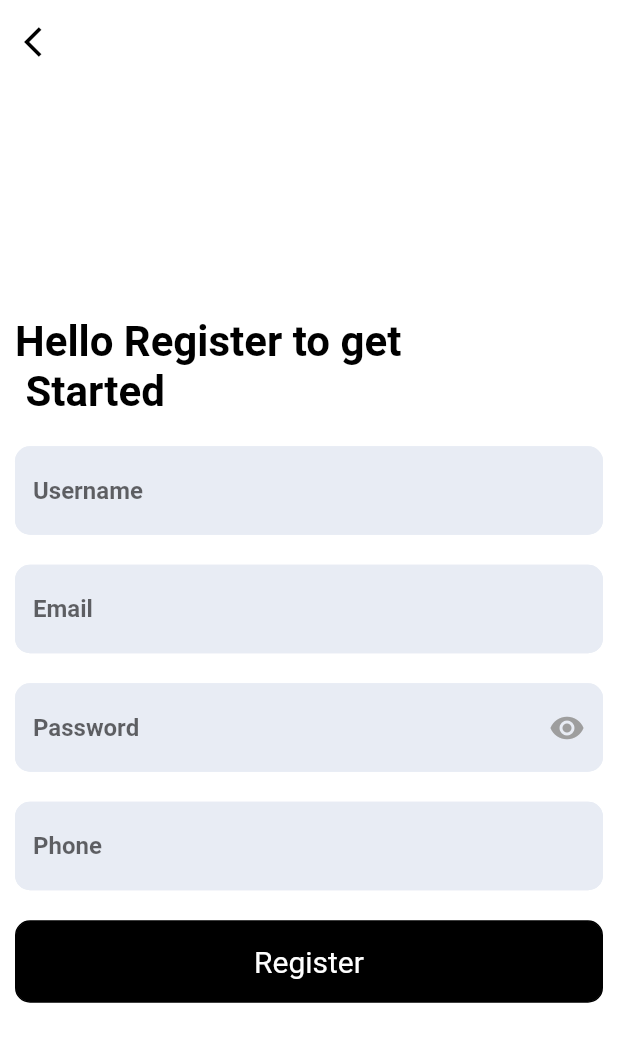
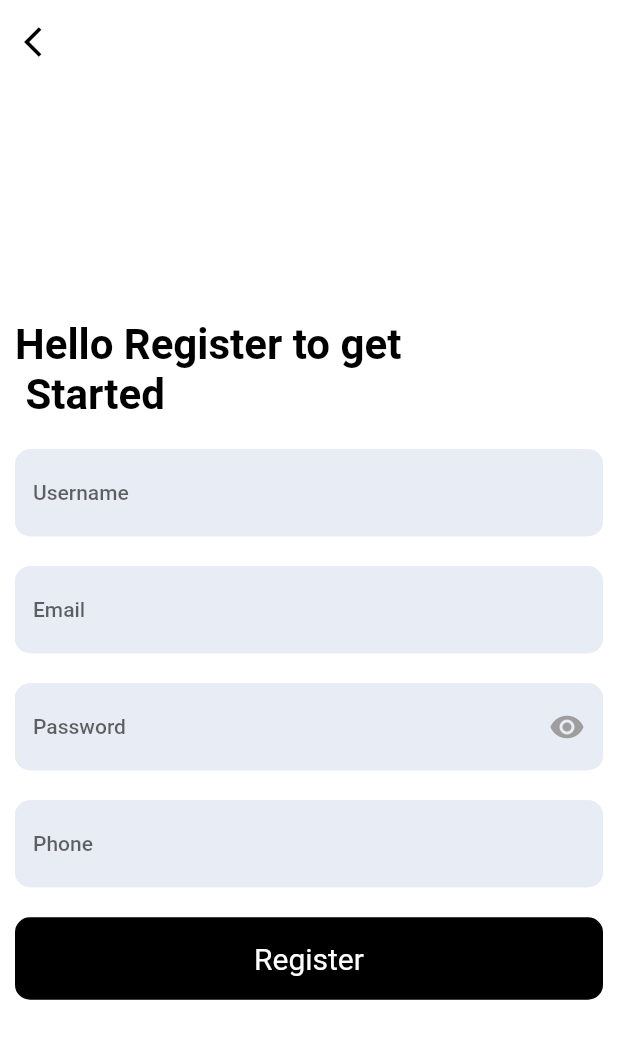
Before and after one commit to mohamedyasser951/LinkUP, a Flutter app: the RegisterScreen screen opened directly, on a phone screen of 412 x 824 dp. Shown: the top 1042 px of the screen. Run offline on Flutter 3.47's test engine with Material 2 defaults, Android fonts, the phone set to English and light mode, and no system bars; our stand-ins replace cloud_firestore, conditional_builder_null_safety, custom_navigation_bar, firebase_auth, firebase_core, flutter_bloc and 1 more; accounts and stored records are empty; network calls fail.

Commit message:
third commit

```diff
--- a/lib/layout/cubit/cubit.dart
+++ b/lib/layout/cubit/cubit.dart
@@ -41,6 +41,14 @@ class HomeLayoutCubit extends Cubit<HomeLayoutStates> {
     SettingScreen(),
   ];
 
+  List<String> titles = [
+    "Home",
+    "Chats",
+    "addPost",
+    "UsersScreen",
+    "Settings",
+  ];
+
   changeBottomNav(int index) {
     print(currentIndex);
     if (index == 2) {
--- a/lib/layout/home_layout.dart
+++ b/lib/layout/home_layout.dart
@@ -19,6 +19,7 @@ class HomeLayout extends StatelessWidget {
         return Scaffold(
           appBar: AppBar(
             elevation: 0.0,
+            title: Text(cubit.titles[cubit.currentIndex],style: TextStyle(color: Colors.black),),
            actions: [
             IconButton(onPressed: (){}, icon: const Icon(IconBroken.Notification)),
              IconButton(onPressed: (){}, icon:const Icon(IconBroken.Search))
--- a/lib/main.dart
+++ b/lib/main.dart
@@ -34,7 +34,7 @@ class MyApp extends StatelessWidget {
         debugShowCheckedModeBanner: false,
       title: 'Flutter Demo',
       theme: Themes.lightTheme,
-      home:  LoginScreen(),
+      home:  HomeLayout(),
     ),
       );
   }
--- a/lib/modules/login_screen/cubit/cubit.dart
+++ b/lib/modules/login_screen/cubit/cubit.dart
@@ -17,6 +17,7 @@ class CubitLogin extends Cubit<SocialLoginStates> {
         .signInWithEmailAndPassword(email: email, password: password)
         .then((value) {
       print(value);
+      print("login success");
       emit(SocialLoginSuccesState());
     }).catchError((e) {
       emit(SocialLoginErrorState());
--- a/lib/shared/componenet/component.dart
+++ b/lib/shared/componenet/component.dart
@@ -6,6 +6,7 @@ class CustomizedTextfield extends StatelessWidget {
   final String? hintText;
   final bool? isPassword;
   final Function? suffixPressed;
+  final String? Function(String? val) validator;
   final IconData? suffixIcon;
   const CustomizedTextfield(
       {Key? key,
@@ -13,7 +14,7 @@ class CustomizedTextfield extends StatelessWidget {
       this.hintText,
       this.isPassword,
       this.suffixIcon,
-      this.suffixPressed})
+      this.suffixPressed, required this.validator})
       : super(key: key);
 
   @override
@@ -21,6 +22,7 @@ class CustomizedTextfield extends StatelessWidget {
     return Padding(
       padding: const EdgeInsets.all(10.0),
       child: TextFormField(
+        validator: validator,
         keyboardType: isPassword!
             ? TextInputType.visiblePassword
             : TextInputType.emailAddress,
@@ -43,6 +45,7 @@ class CustomizedTextfield extends StatelessWidget {
               borderRadius: BorderRadius.circular(10)),
           fillColor: const Color(0xffE8ECF4),
           filled: true,
+
           hintText: hintText,
           border: OutlineInputBorder(
             borderRadius: BorderRadius.circular(10),
--- a/lib/shared/style/theme.dart
+++ b/lib/shared/style/theme.dart
@@ -16,12 +16,22 @@ class Themes {
       )
     ),
     backgroundColor: Colors.white,
-    textTheme: TextTheme(
-      subtitle1: TextStyle(
+
+
+    textTheme:const TextTheme(
+        subtitle2: TextStyle(
         color: Colors.white,
         fontSize: 16.0,
         fontWeight: FontWeight.w600
+      ),
+
+      subtitle1: TextStyle(
+        color: Colors.black,
+        fontSize: 14.0,
+        fontWeight: FontWeight.w500,
+        height: 1.3,
       )
     ),
+
   );
 }
```
Also changed, not shown: lib/modules/home/home.dart (+74 -6 lines), lib/modules/login_screen/login_screen.dart (+32 -8 lines), lib/modules/register_screen/register_screen.dart (+27 -1 lines).
